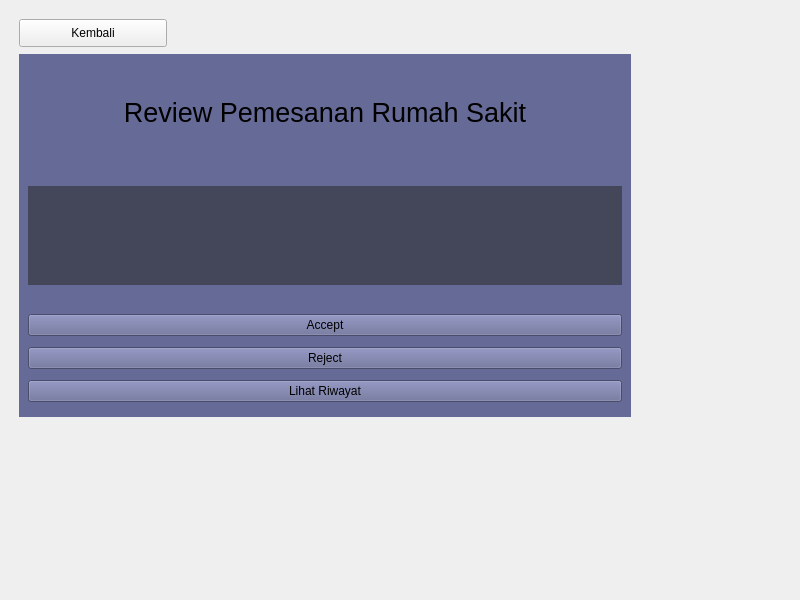
raihanastrada/rpl-sistem-corona, file src/ScreenPesanRumahSakitAdmond.ui: the form before one commit.
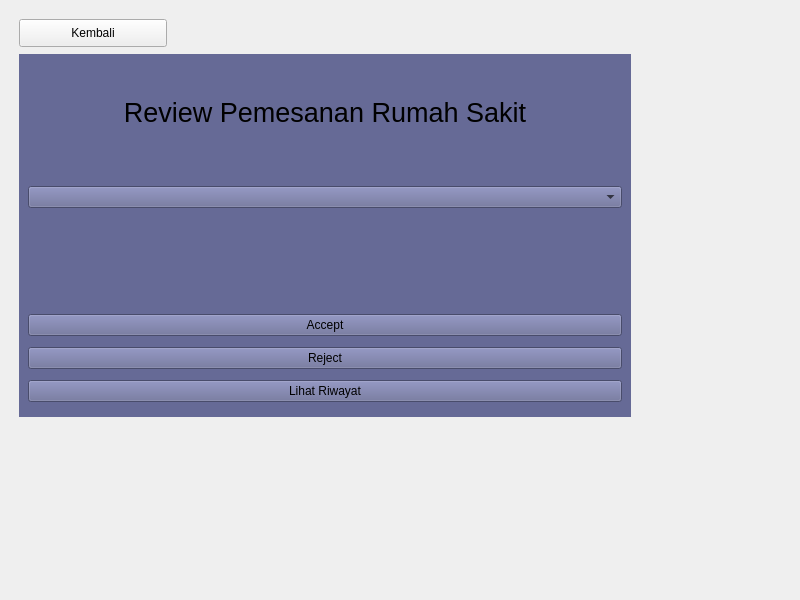
The form after the commit. The open tabs and pages were chosen to show the change.

Commit message:
update pesanRS and pesanRS for Admond
should be done, sisa cek riwayat by admin

```diff
--- a/src/ScreenPesanRumahSakitAdmond.ui
+++ b/src/ScreenPesanRumahSakitAdmond.ui
@@ -952,19 +952,16 @@
       <item>
        <widget class="QWidget" name="widget_5" native="true">
         <layout class="QVBoxLayout" name="verticalLayout_4">
+         <item>
+          <widget class="QComboBox" name="list_pesan"/>
+         </item>
          <item>
           <widget class="QLabel" name="label_2">
            <property name="font">
             <font>
-             <pointsize>18</pointsize>
+             <pointsize>10</pointsize>
             </font>
            </property>
-           <property name="styleSheet">
-            <string notr="true">QLabel {
-	background-color: #44475a;
-	color: #ffffff
-}</string>
-           </property>
            <property name="text">
             <string/>
            </property>
@@ -987,14 +984,14 @@
           </widget>
          </item>
          <item row="1" column="0">
-          <widget class="QPushButton" name="btn_riwayat">
+          <widget class="QPushButton" name="btn_reject">
            <property name="text">
             <string>Reject</string>
            </property>
           </widget>
          </item>
          <item row="2" column="0">
-          <widget class="QPushButton" name="btn_reject">
+          <widget class="QPushButton" name="btn_riwayat">
            <property name="text">
             <string>Lihat Riwayat</string>
            </property>
```
The commit also changes 2 other files.
